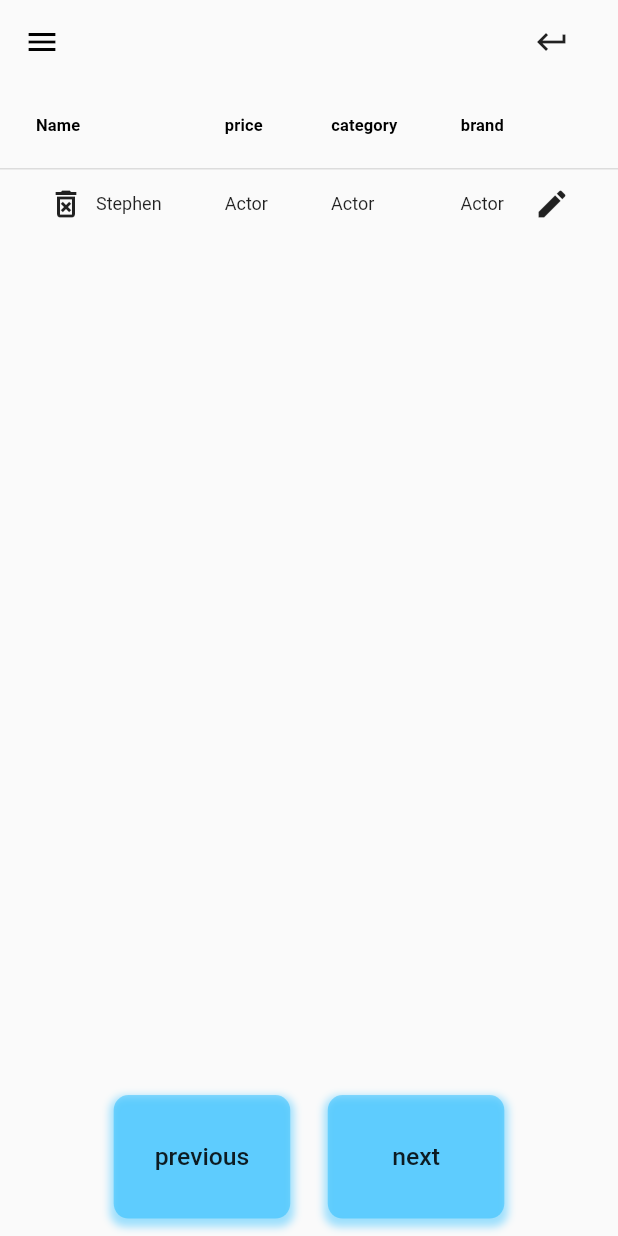
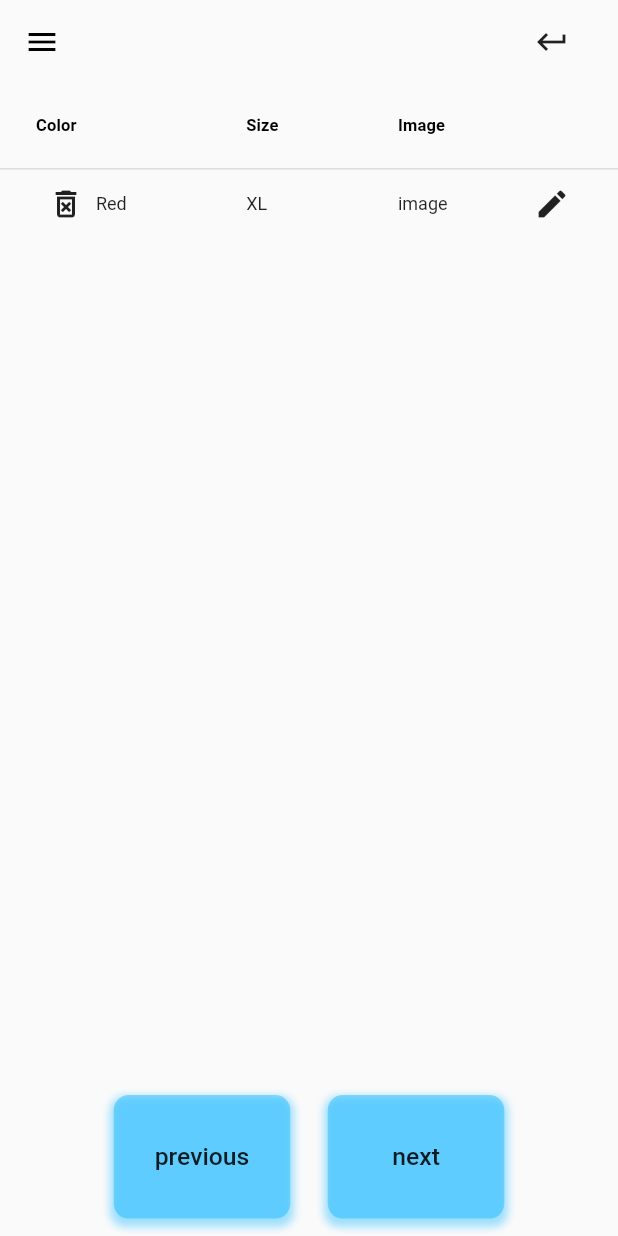
Before and after one commit to khaled45690/elmolad_dashboard, a Flutter app: the SubProductInfo screen opened by its route, on a phone screen of 412 x 824 dp. Run offline on Flutter 3.47's test engine with Material 2 defaults, Android fonts, the phone set to English and light mode, and no system bars; our stand-ins replace file_picker.

Commit message:
made edite screens

```diff
--- a/lib/Screens/AddSubProductsScreen.dart
+++ b/lib/Screens/AddSubProductsScreen.dart
@@ -4,7 +4,7 @@ import 'package:elmolad_dashboard/Widgets/DrawerWidget.dart';
 import 'package:flutter/material.dart';
 
 class AddSubProductsScreen extends StatefulWidget {
-  static const routeName = "/AddSubProductsScreen";
+  static const routeName = "/AddSubProducts";
   @override
   _AddSubProductsScreenState createState() => _AddSubProductsScreenState();
 }
--- a/lib/Screens/MainProductInfo.dart
+++ b/lib/Screens/MainProductInfo.dart
@@ -1,4 +1,5 @@
 import 'package:elmolad_dashboard/Screens/AddMainProductScreen.dart';
+import 'package:elmolad_dashboard/Screens/EditMainProductScreen.dart';
 import 'package:elmolad_dashboard/Screens/SubProductInfo.dart';
 import 'package:elmolad_dashboard/Widgets/DrawerWidget.dart';
 import 'package:elmolad_dashboard/Widgets/PaginationWidget.dart';
@@ -121,7 +122,7 @@ class _MainProductInfoState extends State<MainProductInfo> {
                                 )),
                             InkWell(
                               onTap: () {
-                                print("hi");
+                                Navigator.of(context).pushNamed(EditMainProductScreen.routeName);
                               },
                               hoverColor: Colors.black.withOpacity(0.4),
                               child: Container(
--- a/lib/Screens/SubProductInfo.dart
+++ b/lib/Screens/SubProductInfo.dart
@@ -1,4 +1,3 @@
-import 'package:elmolad_dashboard/Screens/AddMainProductScreen.dart';
 import 'package:elmolad_dashboard/Widgets/DrawerWidget.dart';
 import 'package:elmolad_dashboard/Widgets/PaginationWidget.dart';
 import 'package:flutter/material.dart';
@@ -40,32 +39,23 @@ class _SubProductInfoState extends State<SubProductInfo> {
                 columnSpacing: 30,
                 columns: [
                   DataColumn(
-                      label: Text('Name',
+                      label: Text('Color',
                           style: TextStyle(
                               fontSize: headerFontSize,
                               fontWeight: FontWeight.bold))),
                   DataColumn(
-                      label: Text('price',
+                      label: Text('Size',
                           style: TextStyle(
                               fontSize: headerFontSize,
                               fontWeight: FontWeight.bold))),
                   DataColumn(
-                      label: Text('category',
-                          style: TextStyle(
-                              fontSize: headerFontSize,
-                              fontWeight: FontWeight.bold))),
-                  DataColumn(
-                      label: Text('brand',
+                      label: Text('Image',
                           style: TextStyle(
                               fontSize: headerFontSize,
                               fontWeight: FontWeight.bold))),
                 ],
                 rows: [
                   DataRow(
-                      onSelectChanged: (value) {
-                        Navigator.of(context)
-                            .pushNamed(SubProductInfo.routeName);
-                      },
                       cells: [
                         DataCell(Row(
                           children: [
@@ -79,24 +69,20 @@ class _SubProductInfoState extends State<SubProductInfo> {
                                 print("hi");
                               },
                             ),
-                            Text('Stephen',
+                            Text('Red',
                                 style: TextStyle(
                                   fontSize: rowFontSize,
                                 )),
                           ],
                         )),
-                        DataCell(Text('Actor',
-                            style: TextStyle(
-                              fontSize: rowFontSize,
-                            ))),
-                        DataCell(Text('Actor',
+                        DataCell(Text('XL',
                             style: TextStyle(
                               fontSize: rowFontSize,
                             ))),
                         DataCell(Row(
                           mainAxisAlignment: MainAxisAlignment.spaceBetween,
                           children: [
-                            Text('Actor',
+                            Text('image',
                                 style: TextStyle(
                                   fontSize: rowFontSize,
                                 )),
--- a/lib/main.dart
+++ b/lib/main.dart
@@ -3,6 +3,7 @@ import 'package:elmolad_dashboard/Screens/AddRoomScreen.dart';
 import 'package:elmolad_dashboard/Screens/AddMainProductScreen.dart';
 import 'package:elmolad_dashboard/Screens/AddStoreScreen.dart';
 import 'package:elmolad_dashboard/Screens/AddSubProductsScreen.dart';
+import 'package:elmolad_dashboard/Screens/EditMainProductScreen.dart';
 import 'package:elmolad_dashboard/Screens/RoomListScreen.dart';
 import 'package:elmolad_dashboard/Screens/MainProductInfo.dart';
 import 'package:elmolad_dashboard/Screens/SubProductInfo.dart';
@@ -50,6 +51,7 @@ class ElmoladDashboard extends StatelessWidget {
           UserDetailsScreen.routeName: (ctx) => UserDetailsScreen(),
           MainProductInfo.routeName: (ctx) => MainProductInfo(),
           SubProductInfo.routeName: (ctx) => SubProductInfo(),
+          EditMainProductScreen.routeName: (ctx) => EditMainProductScreen(),
         },
       ),
     );
```
Also changed, not shown: lib/Screens/EditMainProductScreen.dart (added, +41 -0 lines), lib/Screens/EditSubProductScreen.dart (added, +15 -0 lines), lib/Widgets/EditMainProductTopPart.dart (added, +98 -0 lines).
